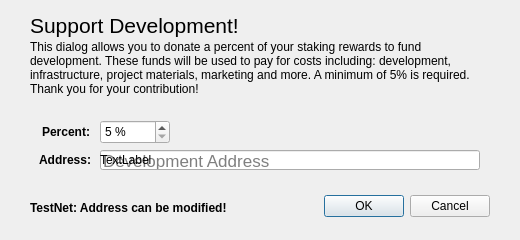
First picture: the form in src/qt/forms/charitydialog.ui, repository BUZZCOINproject/buzzcoin, before the edit.
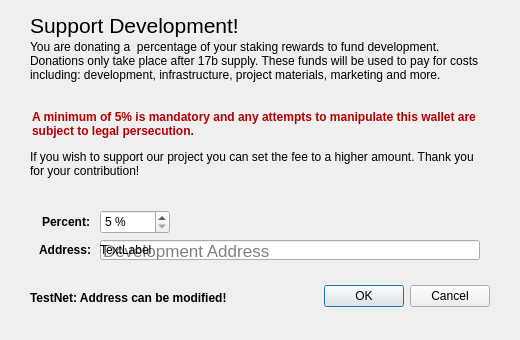
Second picture: the form after the edit.

Commit message: text changes to support development dialog

```diff
--- a/src/qt/forms/charitydialog.ui
+++ b/src/qt/forms/charitydialog.ui
@@ -7,7 +7,7 @@
     <x>0</x>
     <y>0</y>
     <width>520</width>
-    <height>240</height>
+    <height>340</height>
    </rect>
   </property>
   <property name="windowTitle">
@@ -17,7 +17,7 @@
    <property name="geometry">
     <rect>
      <x>0</x>
-     <y>190</y>
+     <y>280</y>
      <width>490</width>
      <height>32</height>
     </rect>
@@ -36,7 +36,7 @@
    <property name="geometry">
     <rect>
      <x>100</x>
-     <y>150</y>
+     <y>240</y>
      <width>380</width>
      <height>20</height>
     </rect>
@@ -82,14 +82,17 @@
      <x>30</x>
      <y>40</y>
      <width>460</width>
-     <height>80</height>
+     <height>71</height>
     </rect>
    </property>
+   <property name="styleSheet">
+    <string notr="true"/>
+   </property>
    <property name="lineWidth">
     <number>1</number>
    </property>
    <property name="text">
-    <string>This dialog allows you to donate a percent of your staking rewards to fund development. These funds will be used to pay for costs including: development, infrastructure, project materials, marketing and more. A minimum of 5% is required. Thank you for your contribution!</string>
+    <string>You are donating a  percentage of your staking rewards to fund development. Donations only take place after 17b supply. These funds will be used to pay for costs including: development, infrastructure, project materials, marketing and more.</string>
    </property>
    <property name="alignment">
     <set>Qt::AlignLeading|Qt::AlignLeft|Qt::AlignTop</set>
@@ -102,7 +105,7 @@
    <property name="geometry">
     <rect>
      <x>100</x>
-     <y>120</y>
+     <y>210</y>
      <width>70</width>
      <height>24</height>
     </rect>
@@ -123,7 +126,7 @@
     <number>100</number>
    </property>
    <property name="value">
-    <number>1</number>
+    <number>5</number>
    </property>
    <property name="displayIntegerBase">
     <number>10</number>
@@ -133,7 +136,7 @@
    <property name="geometry">
     <rect>
      <x>-1</x>
-     <y>122</y>
+     <y>212</y>
      <width>91</width>
      <height>20</height>
     </rect>
@@ -155,7 +158,7 @@
    <property name="geometry">
     <rect>
      <x>0</x>
-     <y>150</y>
+     <y>240</y>
      <width>91</width>
      <height>20</height>
     </rect>
@@ -177,7 +180,7 @@
    <property name="geometry">
     <rect>
      <x>30</x>
-     <y>200</y>
+     <y>290</y>
      <width>251</width>
      <height>16</height>
     </rect>
@@ -196,7 +199,7 @@
    <property name="geometry">
     <rect>
      <x>100</x>
-     <y>150</y>
+     <y>240</y>
      <width>380</width>
      <height>20</height>
     </rect>
@@ -205,6 +208,60 @@
     <string>TextLabel</string>
    </property>
   </widget>
+  <widget class="QLabel" name="label_5">
+   <property name="geometry">
+    <rect>
+     <x>32</x>
+     <y>110</y>
+     <width>451</width>
+     <height>31</height>
+    </rect>
+   </property>
+   <property name="font">
+    <font>
+     <weight>75</weight>
+     <italic>false</italic>
+     <bold>true</bold>
+    </font>
+   </property>
+   <property name="styleSheet">
+    <string notr="true">color: rgb(180, 0, 2);</string>
+   </property>
+   <property name="inputMethodHints">
+    <set>Qt::ImhMultiLine</set>
+   </property>
+   <property name="text">
+    <string>A minimum of 5% is mandatory and any attempts to manipulate this wallet are subject to legal persecution.</string>
+   </property>
+   <property name="alignment">
+    <set>Qt::AlignLeading|Qt::AlignLeft|Qt::AlignTop</set>
+   </property>
+   <property name="wordWrap">
+    <bool>true</bool>
+   </property>
+  </widget>
+  <widget class="QLabel" name="label_6">
+   <property name="geometry">
+    <rect>
+     <x>30</x>
+     <y>150</y>
+     <width>451</width>
+     <height>51</height>
+    </rect>
+   </property>
+   <property name="inputMethodHints">
+    <set>Qt::ImhMultiLine</set>
+   </property>
+   <property name="text">
+    <string>If you wish to support our project you can set the fee to a higher amount. Thank you for your contribution!</string>
+   </property>
+   <property name="alignment">
+    <set>Qt::AlignLeading|Qt::AlignLeft|Qt::AlignTop</set>
+   </property>
+   <property name="wordWrap">
+    <bool>true</bool>
+   </property>
+  </widget>
  </widget>
  <resources/>
  <connections>
```
